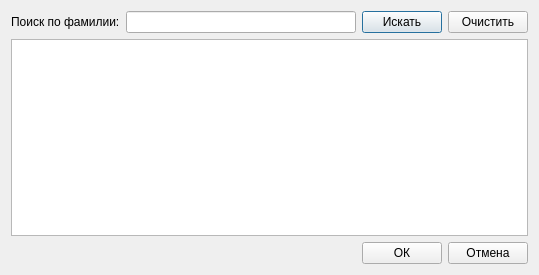
Qt form src/therapeutist/therapeutistpickerdialog.ui (megakoko/m-system) before a commit.
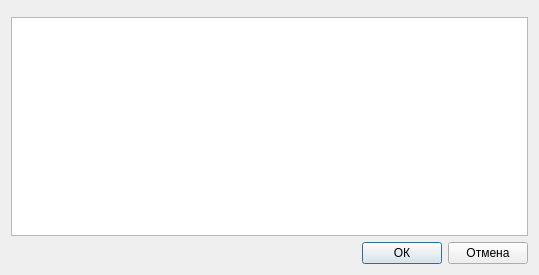
The same form after that commit. Custom widgets are drawn as their Qt base class.

```diff
--- a/src/therapeutist/therapeutistpickerdialog.ui
+++ b/src/therapeutist/therapeutistpickerdialog.ui
@@ -15,32 +15,7 @@
   </property>
   <layout class="QVBoxLayout" name="verticalLayout">
    <item>
-    <layout class="QHBoxLayout" name="horizontalLayout_2">
-     <item>
-      <widget class="QLabel" name="label">
-       <property name="text">
-        <string>Поиск по фамилии:</string>
-       </property>
-      </widget>
-     </item>
-     <item>
-      <widget class="QLineEdit" name="m_searchLine"/>
-     </item>
-     <item>
-      <widget class="QPushButton" name="m_search">
-       <property name="text">
-        <string>Искать</string>
-       </property>
-      </widget>
-     </item>
-     <item>
-      <widget class="QPushButton" name="m_clear">
-       <property name="text">
-        <string>Очистить</string>
-       </property>
-      </widget>
-     </item>
-    </layout>
+    <widget class="SearchWidget" name="m_searchWidget" native="true"/>
    </item>
    <item>
     <widget class="QTableView" name="m_view">
@@ -88,6 +63,14 @@
    </item>
   </layout>
  </widget>
+ <customwidgets>
+  <customwidget>
+   <class>SearchWidget</class>
+   <extends>QWidget</extends>
+   <header>../components/searchwidget.h</header>
+   <container>1</container>
+  </customwidget>
+ </customwidgets>
  <resources/>
  <connections/>
 </ui>
```
